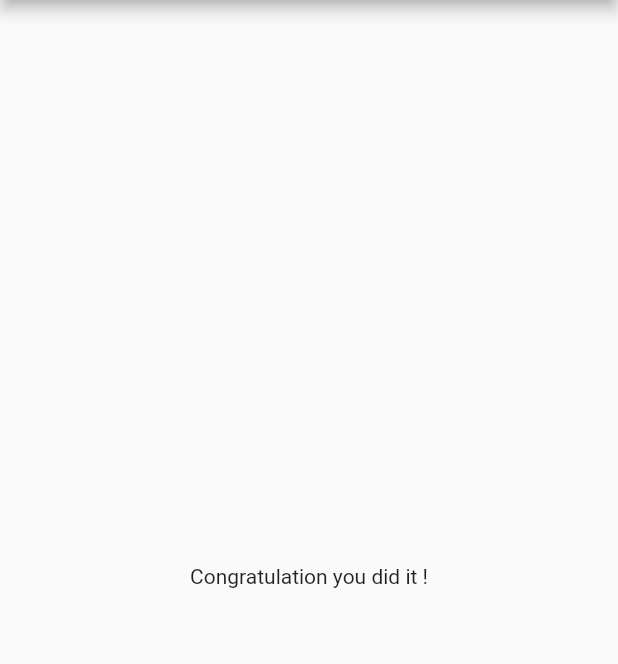
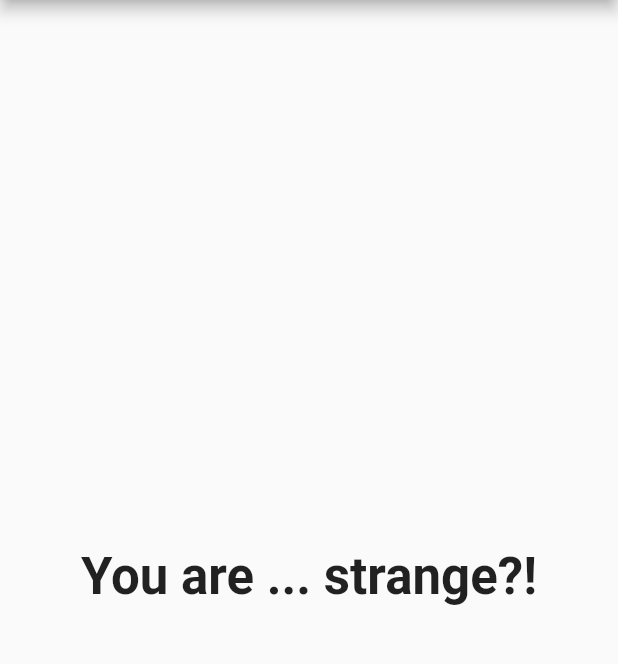
Before and after one commit to shuvo18103107/Quize-Application, a Flutter app: the screen it shows after launch, after a tap on "Rabbit", after a tap on "Inception", after a tap on "Water-Lily", on a phone screen of 412 x 824 dp, the part 84-748 px from its top. Run offline on Flutter 3.47's test engine with Material 2 defaults, Android fonts, the phone set to English and light mode, and no system bars.

Commit message:
✅ applying get to make  result more interesting

```diff
--- a/lib/main.dart
+++ b/lib/main.dart
@@ -19,7 +19,7 @@ class _MyAppState extends State<MyApp> {
         {'text': 'Rabbit', 'score': 10},
         {'text': 'Tiger', 'score': 6},
         {'text': 'Lion', 'score': 5},
-        {'text': 'Snake', 'score': 3},
+        {'text': 'Snake', 'score': 1},
       ]
     },
     {
@@ -28,7 +28,7 @@ class _MyAppState extends State<MyApp> {
         {'text': 'Shutter-Island', 'score': 10},
         {'text': 'Inception', 'score': 6},
         {'text': 'Dark Knight', 'score': 5},
-        {'text': 'Joker', 'score': 3},
+        {'text': 'Joker', 'score': 1},
       ]
     },
     {
@@ -37,7 +37,7 @@ class _MyAppState extends State<MyApp> {
         {'text': 'Rose', 'score': 10},
         {'text': 'Sunflower', 'score': 6},
         {'text': 'Water-Lily', 'score': 5},
-        {'text': 'Tubelip', 'score': 3},
+        {'text': 'Tubelip', 'score': 1},
       ]
     },
   ];
@@ -66,7 +66,8 @@ class _MyAppState extends State<MyApp> {
                 answerQuestion: _answerQuestion,
                 queCounter: _queCounter,
               )
-              : Result()),
+            : Result(_totalScore),
+      ),
     );
   }
 }
--- a/lib/result.dart
+++ b/lib/result.dart
@@ -1,10 +1,34 @@
 import 'package:flutter/material.dart';
 
 class Result extends StatelessWidget {
+  final int resultscore;
+  Result(this.resultscore);
+  // get is a combination of variable and method its never take any argument ,just return the value or function
+  String get resultphrase {
+    String resultText;
+    if (resultscore <= 10 && resultscore >= 5) {
+      resultText = 'You are awsome and innocent!';
+    } else if (resultscore <= 15 && resultscore >= 11) {
+      resultText = 'Pretty Likable!';
+    } else if (resultscore <= 30 && resultscore >= 16) {
+      resultText = 'You are ... strange?!';
+    } else {
+      resultText = 'You are so bad!';
+    }
+    return resultText;
+  }
+
   @override
   Widget build(BuildContext context) {
     return Center(
-      child: Text('Congratulation you did it !'),
+      child: Text(
+        resultphrase,
+        style: TextStyle(
+          fontSize: 34,
+          fontWeight: FontWeight.bold,
+        ),
+        textAlign: TextAlign.center,
+      ),
     );
   }
 }
```
Lines whose indentation alone changed are shown as unchanged.
